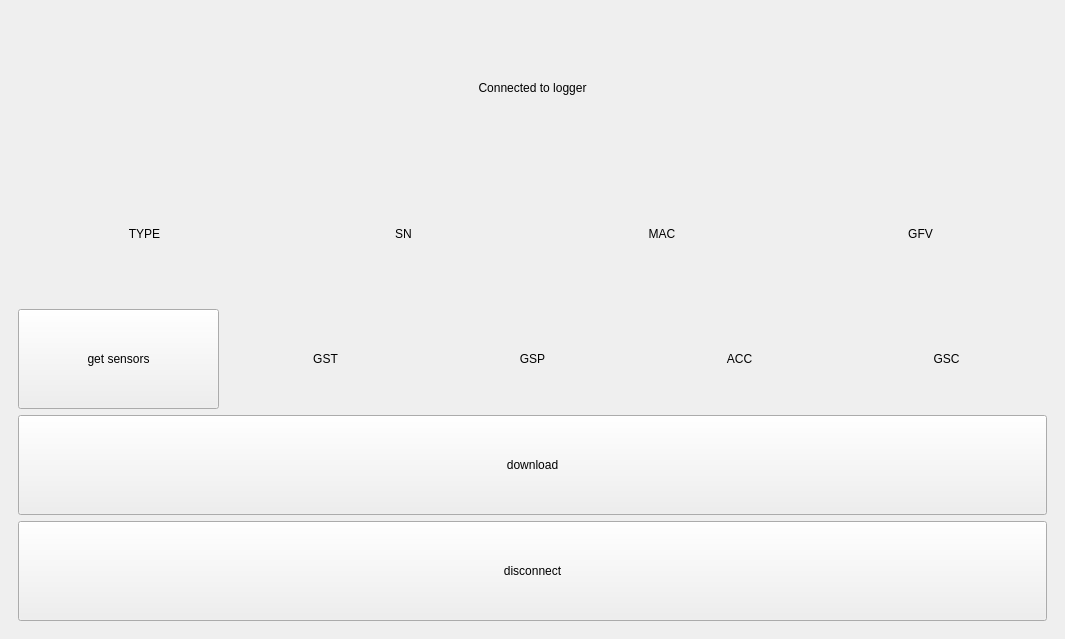
Qt form bix/gui/gui.ui (LowellInstruments/bix) before a commit.
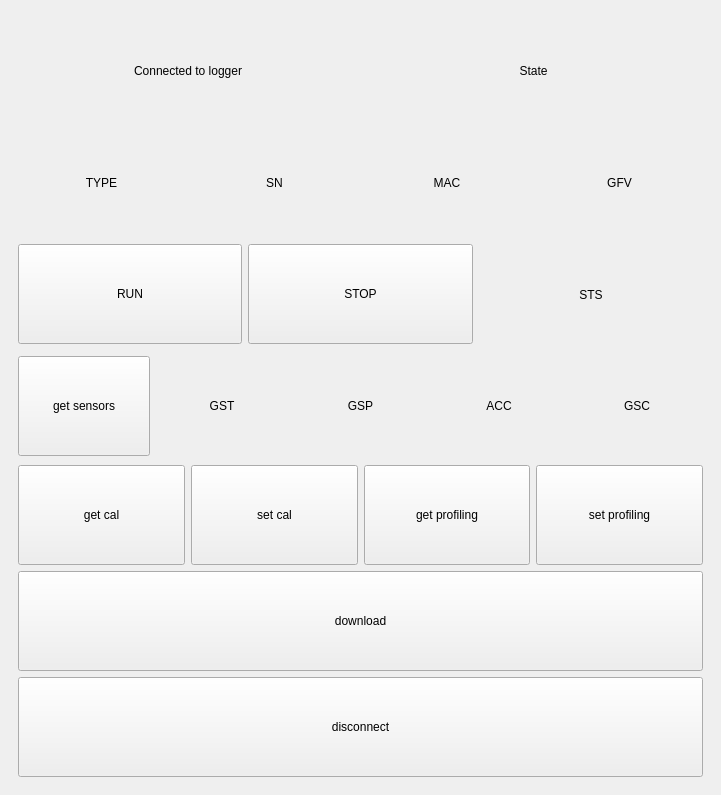
The same form after that commit. The open tabs and pages were chosen to show the change.

```diff
--- a/bix/gui/gui.ui
+++ b/bix/gui/gui.ui
@@ -6,8 +6,8 @@
    <rect>
     <x>0</x>
     <y>0</y>
-    <width>1065</width>
-    <height>639</height>
+    <width>721</width>
+    <height>795</height>
    </rect>
   </property>
   <property name="sizePolicy">
@@ -100,16 +100,30 @@
       <widget class="QWidget" name="page_2">
        <layout class="QHBoxLayout" name="horizontalLayout_6">
         <item>
-         <layout class="QVBoxLayout" name="verticalLayout_2" stretch="1,1,0,1,1">
+         <layout class="QVBoxLayout" name="verticalLayout_2" stretch="1,1,1,1,1,1,1">
           <item>
-           <widget class="QLabel" name="label_2">
-            <property name="text">
-             <string>Connected to logger</string>
-            </property>
-            <property name="alignment">
-             <set>Qt::AlignCenter</set>
-            </property>
-           </widget>
+           <layout class="QHBoxLayout" name="horizontalLayout_10">
+            <item>
+             <widget class="QLabel" name="lbl_connected">
+              <property name="text">
+               <string>Connected to logger</string>
+              </property>
+              <property name="alignment">
+               <set>Qt::AlignCenter</set>
+              </property>
+             </widget>
+            </item>
+            <item>
+             <widget class="QLabel" name="lbl_state">
+              <property name="text">
+               <string>State</string>
+              </property>
+              <property name="alignment">
+               <set>Qt::AlignCenter</set>
+              </property>
+             </widget>
+            </item>
+           </layout>
           </item>
           <item>
            <layout class="QHBoxLayout" name="horizontalLayout_5" stretch="1,1,1,1">
@@ -155,6 +169,46 @@
             </item>
            </layout>
           </item>
+          <item>
+           <layout class="QHBoxLayout" name="horizontalLayout_11" stretch="1,1,1">
+            <item>
+             <widget class="QPushButton" name="btn_rws">
+              <property name="minimumSize">
+               <size>
+                <width>0</width>
+                <height>100</height>
+               </size>
+              </property>
+              <property name="text">
+               <string>RUN</string>
+              </property>
+             </widget>
+            </item>
+            <item>
+             <widget class="QPushButton" name="btn_sws">
+              <property name="minimumSize">
+               <size>
+                <width>0</width>
+                <height>100</height>
+               </size>
+              </property>
+              <property name="text">
+               <string>STOP</string>
+              </property>
+             </widget>
+            </item>
+            <item>
+             <widget class="QLabel" name="lbl_sts">
+              <property name="text">
+               <string>STS</string>
+              </property>
+              <property name="alignment">
+               <set>Qt::AlignCenter</set>
+              </property>
+             </widget>
+            </item>
+           </layout>
+          </item>
           <item>
            <layout class="QHBoxLayout" name="horizontalLayout_7" stretch="1,1,1,1,1">
             <item>
@@ -212,6 +266,62 @@
             </item>
            </layout>
           </item>
+          <item>
+           <layout class="QHBoxLayout" name="horizontalLayout_9">
+            <item>
+             <widget class="QPushButton" name="btn_gcc">
+              <property name="minimumSize">
+               <size>
+                <width>0</width>
+                <height>100</height>
+               </size>
+              </property>
+              <property name="text">
+               <string>get cal</string>
+              </property>
+             </widget>
+            </item>
+            <item>
+             <widget class="QPushButton" name="btn_scc">
+              <property name="minimumSize">
+               <size>
+                <width>0</width>
+                <height>100</height>
+               </size>
+              </property>
+              <property name="text">
+               <string>set cal</string>
+              </property>
+             </widget>
+            </item>
+            <item>
+             <widget class="QPushButton" name="btn_gcf">
+              <property name="minimumSize">
+               <size>
+                <width>0</width>
+                <height>100</height>
+               </size>
+              </property>
+              <property name="text">
+               <string>get profiling</string>
+              </property>
+             </widget>
+            </item>
+            <item>
+             <widget class="QPushButton" name="btn_scf">
+              <property name="minimumSize">
+               <size>
+                <width>0</width>
+                <height>100</height>
+               </size>
+              </property>
+              <property name="text">
+               <string>set profiling</string>
+              </property>
+             </widget>
+            </item>
+           </layout>
+          </item>
           <item>
            <widget class="QPushButton" name="btn_download">
             <property name="minimumSize">
```
Left out of the diff: 28 changed lines with no effect on the pictures.
